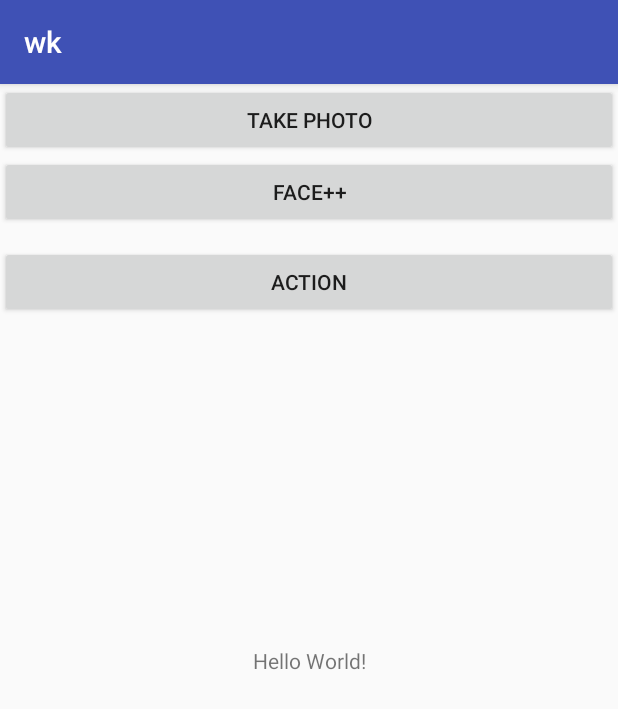
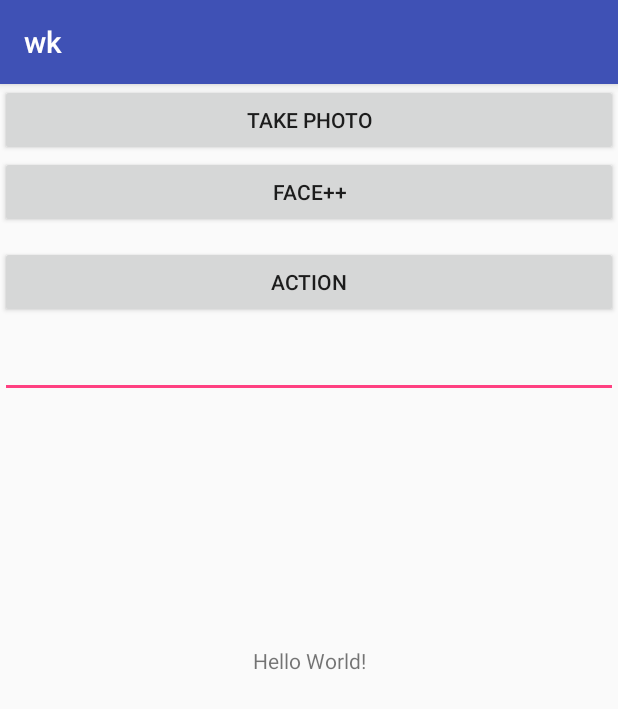
Before and after one commit to EdgarNg1024/wk, an Android app: the screen it shows after launch (MainActivity), on a phone screen of 412 x 824 dp. Shown: the top 709 px of the screen. Run offline under Robolectric (Android 15) with nearby library versions, the phone set to English and light mode, and no system bars; our stand-ins replace ButterKnife; libraries missing offline, so code that uses them is left out: com.lzy.okgo, com.ubtrobot.mini; pictures from the network do not load; 2 statements that could not run were skipped.

Commit message:
测试动作

```diff
--- a/app/src/main/java/edgar/wk/MainActivity.java
+++ b/app/src/main/java/edgar/wk/MainActivity.java
@@ -11,13 +11,14 @@ import android.util.Log;
 import android.util.LongSparseArray;
 import android.view.View;
 import android.widget.Button;
+import android.widget.EditText;
 import android.widget.ImageView;
 
 import com.lzy.okgo.OkGo;
 import com.lzy.okgo.model.Response;
 import com.ubtrobot.mini.action.ActionApi;
 import com.ubtrobot.mini.action.ActionInfo;
-import com.ubtrobot.mini.motor.MotorApi;
+import com.ubtrobot.mini.action.PlayActionListener;
 
 import java.io.File;
 import java.util.ArrayList;
@@ -44,6 +45,9 @@ public class MainActivity extends AppCompatActivity {
     Button btn;
     @BindView(R.id.imageView)
     ImageView imgView;
+
+    @BindView(R.id.actionET)
+    EditText actionET;
 
     String url = "https://api-cn.faceplusplus.com/humanbodypp/beta/gesture";
     String api_key = "C3REx0MTx_6Fd5IzSCYkJ2CPG46fTsiU";
@@ -127,8 +131,61 @@ public class MainActivity extends AppCompatActivity {
                 startActivityForResult(intent, REQUEST_CAMERA);
                 break;
             case R.id.btnAction:
-                getActionList(v);
-                MotorApi.moveToAbsoluteAngle();
+//                getActionList(v);
+
+                actionApi.playAction(actionET.getText().toString(), new PlayActionListener() {
+                    @Override
+                    public void onStart() {
+                        Log.i(TAG, "playAction开始执行动作!");
+                    }
+
+                    @Override
+                    public void onFinished() {
+                        Log.i(TAG, "playAction动作执行结束!");
+                    }
+
+                    @Override
+                    public void onFailure(int errorCode, String errorMsg) {
+                        Log.i(TAG, "playAction执行表情错误,errorCode:" + errorCode + ",errorMsg:" + errorMsg);
+                    }
+                });
+                Log.i(TAG, "playAction 接口调用成功!");
+
+//                int moveTime = 100;
+//                ArrayList<MotionParam> angleList = new ArrayList<MotionParam>();
+//
+//                MotionParam motor1 = new MotionParam(1, 120, RunMode.LINEAR, moveTime);
+//                MotionParam motor2 = new MotionParam(2, 120, RunMode.LINEAR, moveTime);
+//                MotionParam motor3 = new MotionParam(3, 120, RunMode.LINEAR, moveTime);
+//                MotionParam motor4 = new MotionParam(4, 120, RunMode.LINEAR, moveTime);
+//                MotionParam motor5 = new MotionParam(5, 120, RunMode.LINEAR, moveTime);
+//                MotionParam motor6 = new MotionParam(6, 120, RunMode.LINEAR, moveTime);
+//                MotionParam motor7 = new MotionParam(7, 120, RunMode.LINEAR, moveTime);
+//                MotionParam motor8 = new MotionParam(8, 120, RunMode.LINEAR, moveTime);
+//                MotionParam motor9 = new MotionParam(9, 120, RunMode.LINEAR, moveTime);
+//                MotionParam motor10 = new MotionParam(10, 120, RunMode.LINEAR, moveTime);
+//                MotionParam motor11 = new MotionParam(11, 120, RunMode.LINEAR, moveTime);
+//                MotionParam motor12 = new MotionParam(12, 120, RunMode.LINEAR, moveTime);
+//                MotionParam motor13 = new MotionParam(13, 120, RunMode.LINEAR, moveTime);
+//                MotionParam motor14 = new MotionParam(14, 120, RunMode.LINEAR, moveTime);
+//
+//
+//                angleList.add(motor1);
+//                angleList.add(motor2);
+//                angleList.add(motor3);
+//                angleList.add(motor4);
+//                angleList.add(motor5);
+//                angleList.add(motor6);
+//                angleList.add(motor7);
+//                angleList.add(motor8);
+//                angleList.add(motor9);
+//                angleList.add(motor10);
+//                angleList.add(motor11);
+//                angleList.add(motor12);
+//                angleList.add(motor13);
+//                angleList.add(motor14);
+//
+//                MotorApi.get().moveToAngle(angleList, null);
                 break;
         }
 
@@ -243,6 +300,7 @@ public class MainActivity extends AppCompatActivity {
     public void getActionList(View view) {
         List<ActionInfo> actionList = actionApi.getActionList();
         for (ActionInfo actionInfo : actionList) {
+            Log.i(TAG, "============================================");
             Log.i(TAG, "Action name======" + actionInfo.getName());
             Log.i(TAG, "Action Id======" + actionInfo.getId());
             Log.i(TAG, "Action Description======" + actionInfo.getDescription());
--- a/app/src/main/res/layout/activity_main.xml
+++ b/app/src/main/res/layout/activity_main.xml
@@ -37,6 +37,16 @@
         app:layout_constraintStart_toStartOf="parent"
         app:layout_constraintTop_toBottomOf="@+id/btnTakePhoto" />
 
+    <EditText
+        android:id="@+id/actionET"
+        android:layout_width="0dp"
+        android:layout_height="wrap_content"
+        android:layout_marginTop="8dp"
+        app:layout_constraintEnd_toEndOf="parent"
+        app:layout_constraintStart_toStartOf="parent"
+        app:layout_constraintTop_toBottomOf="@+id/btnAction" />
+
+
     <ImageView
         android:id="@+id/imageView"
         android:layout_width="200dp"
```
